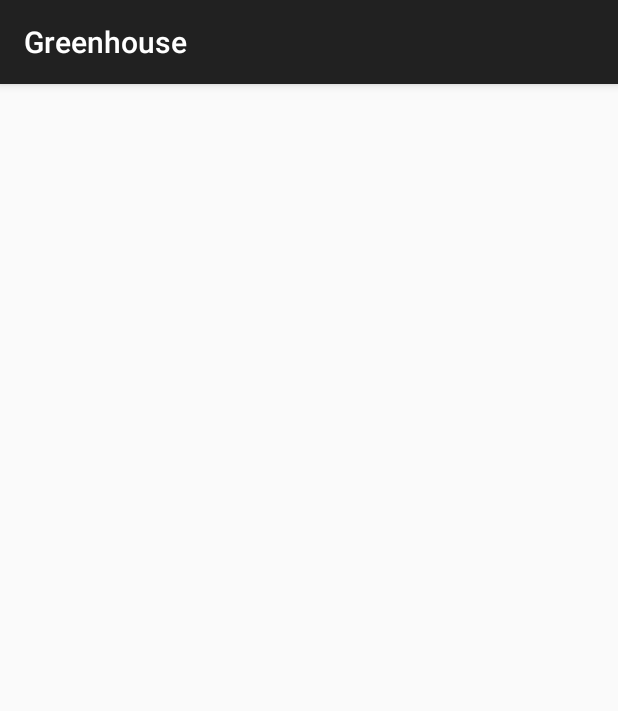
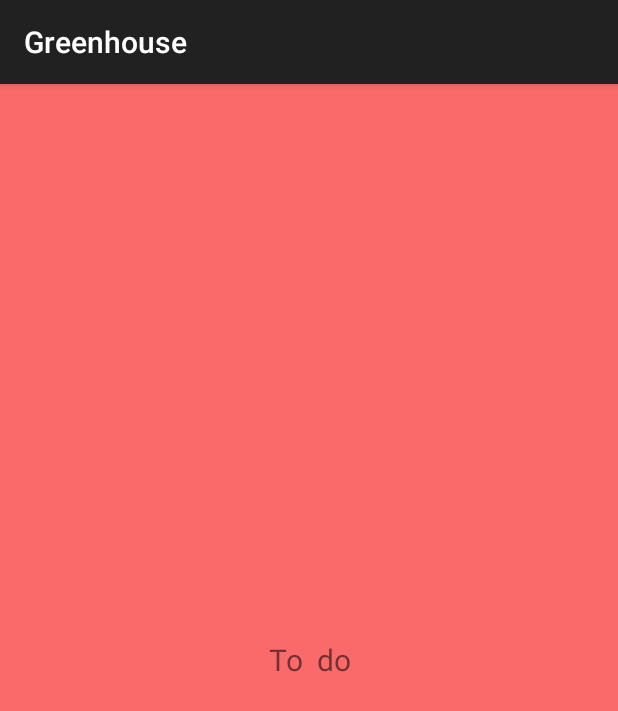
Before and after one commit to 7flying/greenhouse, an Android app: the fragment AlertsFragment shown on its own in the app's theme, on a phone screen of 412 x 824 dp. Shown: the top 711 px of the screen. Run offline under Robolectric (Android 15) with nearby library versions, the phone set to English and light mode, and no system bars.

```diff
--- a/greenhouse/GreenhouseClient/app/src/main/java/com/sevenflying/greenhouseclient/app/TabsPagerAdapter.java
+++ b/greenhouse/GreenhouseClient/app/src/main/java/com/sevenflying/greenhouseclient/app/TabsPagerAdapter.java
@@ -4,7 +4,9 @@
 import android.support.v4.app.FragmentManager;
 import android.support.v4.app.FragmentPagerAdapter;
 
+import com.sevenflying.greenhouseclient.app.alertstab.AlertsFragment;
 import com.sevenflying.greenhouseclient.app.sensortab.SensorsFragment;
+import com.sevenflying.greenhouseclient.app.statustab.StatusFragment;
 
 /**
  * Created by 7flying on 25/06/2014.
--- a/greenhouse/GreenhouseClient/app/src/main/java/com/sevenflying/greenhouseclient/app/AlertsFragment.java
+++ b/greenhouse/GreenhouseClient/app/src/main/java/com/sevenflying/greenhouseclient/app/alertstab/AlertsFragment.java
@@ -1,10 +1,12 @@
-package com.sevenflying.greenhouseclient.app;
+package com.sevenflying.greenhouseclient.app.alertstab;
 
 import android.os.Bundle;
 import android.support.v4.app.Fragment;
 import android.view.LayoutInflater;
 import android.view.View;
 import android.view.ViewGroup;
+
+import com.sevenflying.greenhouseclient.app.R;
 
 /**
  * Created by user on 25/06/2014.
--- a/greenhouse/GreenhouseClient/app/src/main/java/com/sevenflying/greenhouseclient/app/StatusFragment.java
+++ b/greenhouse/GreenhouseClient/app/src/main/java/com/sevenflying/greenhouseclient/app/statustab/StatusFragment.java
@@ -1,10 +1,12 @@
-package com.sevenflying.greenhouseclient.app;
+package com.sevenflying.greenhouseclient.app.statustab;
 
 import android.os.Bundle;
 import android.support.v4.app.Fragment;
 import android.view.LayoutInflater;
 import android.view.View;
 import android.view.ViewGroup;
+
+import com.sevenflying.greenhouseclient.app.R;
 
 /**
  * Created by 7flying on 25/06/2014.
--- a/greenhouse/GreenhouseClient/app/src/main/res/layout/fragment_alerts.xml
+++ b/greenhouse/GreenhouseClient/app/src/main/res/layout/fragment_alerts.xml
@@ -1,6 +1,14 @@
 <?xml version="1.0" encoding="utf-8"?>
+<RelativeLayout xmlns:android="http://schemas.android.com/apk/res/android"
+    android:layout_width="match_parent"
+    android:layout_height="match_parent"
+    android:orientation="vertical"
+    android:background="#fa6a6a">
 
-<RelativeLayout xmlns:android="http://schemas.android.com/apk/res/android"
-    android:layout_width="match_parent" android:layout_height="match_parent">
-
+    <TextView android:layout_width="fill_parent"
+        android:layout_height="wrap_content"
+        android:gravity="center"
+        android:text="To  do"
+        android:textSize="20dp"
+        android:layout_centerInParent="true"/>
 </RelativeLayout>
```
Also changed, not shown: greenhouse/GreenhouseClient/app/src/main/java/com/sevenflying/greenhouseclient/app/MainActivity.java (+18 -5 lines), greenhouse/GreenhouseClient/app/src/main/res/layout/fragment_status.xml (+9 -1 lines), greenhouse/GreenhouseClient/app/src/main/java/com/sevenflying/greenhouseclient/app/sensortab/SensorsFragment.java (line endings or trailing spaces), 6 other files.
